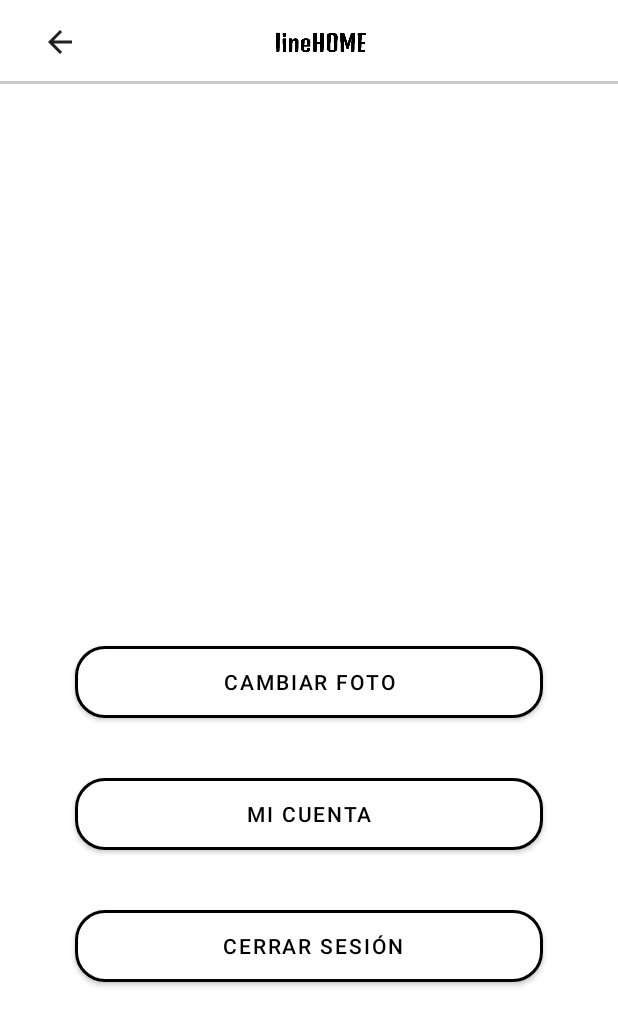
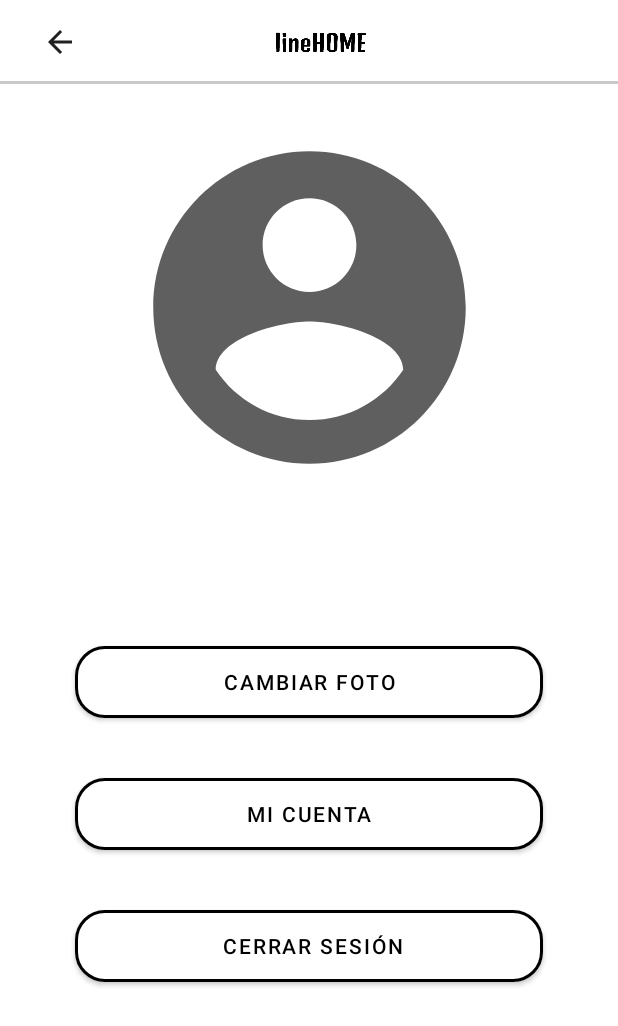
Before and after one commit to Angel03paredes/PSM-Proyecto, an Android app: the HomeFragment screen opened directly, with no data from a screen before it, after a tap on an icon or button, on a phone screen of 412 x 824 dp. Shown: the top 1026 px of the screen. Run offline under Robolectric (Android 15) with nearby library versions, the phone set to English and light mode, and no system bars; our stand-ins replace navigation-ui; pictures from the network do not load.

Commit message:
final commit

```diff
--- a/LineHome/app/src/main/java/com/example/linehome/ProfileActivity.kt
+++ b/LineHome/app/src/main/java/com/example/linehome/ProfileActivity.kt
@@ -52,7 +52,10 @@ class ProfileActivity : AppCompatActivity() {
 
         val imageBytes = Base64.getDecoder().decode(imageBs)
         val decodedImage = BitmapFactory.decodeByteArray(imageBytes, 0, imageBytes.size)
-        imgProfileActivity.setImageBitmap(decodedImage)
+
+        if(imageBs != "") {
+            imgProfileActivity.setImageBitmap(decodedImage)
+        }
 
         txtUserName.text = userName
 
--- a/LineHome/app/src/main/java/com/example/linehome/adapters/NotifyAdapter.kt
+++ b/LineHome/app/src/main/java/com/example/linehome/adapters/NotifyAdapter.kt
@@ -30,7 +30,9 @@ class NotifyAdapter(private val context: Context, private val notifyList:List<No
        val item = notifyList[position]
         holder.itemView.txtMessageNotify.text = "Te ha calificado"
 
-        holder.itemView.imageView5.setImageBitmap(item.imageUrl)
+        if(item.imageUrl != null){
+            holder.itemView.imageView5.setImageBitmap(item.imageUrl)
+        }
 
         holder.itemView.txtUserChat.text = item.userName
         holder.itemView.txtDateChat.text = item.createdAt
--- a/LineHome/app/src/main/java/com/example/linehome/services/RestEngine.kt
+++ b/LineHome/app/src/main/java/com/example/linehome/services/RestEngine.kt
@@ -20,8 +20,8 @@ class RestEngine {
                     .readTimeout(5, TimeUnit.MINUTES) // read timeou
                     .build()
             val retrofit =  Retrofit.Builder()
-               // .baseUrl("http://167.99.10.71:3050/api/") // tu url
-                .baseUrl("http://localhost:3050/api/") // local
+                .baseUrl("http://167.99.10.71:3050/api/") // tu url
+                //.baseUrl("http://localhost:3050/api/") // local
                 .addConverterFactory(GsonConverterFactory.create())
                 .client(client)
                 .build()
--- a/LineHome/app/src/main/res/layout/item_notification.xml
+++ b/LineHome/app/src/main/res/layout/item_notification.xml
@@ -26,10 +26,11 @@
                 android:layout_width="60dp"
                 android:layout_height="60dp"
                 android:foreground="@drawable/image_rounded"
+                android:src="@drawable/ic_account"
                 app:layout_constraintBottom_toBottomOf="parent"
                 app:layout_constraintStart_toStartOf="parent"
                 app:layout_constraintTop_toTopOf="parent"
-                tools:srcCompat="@tools:sample/avatars" />
+                tools:srcCompat="@drawable/ic_account" />
 
             <TextView
                 android:id="@+id/txtUserChat"
```
Also changed, not shown: LineHome/app/src/main/java/com/example/linehome/NotificationFragment.kt (+10 -3 lines).
